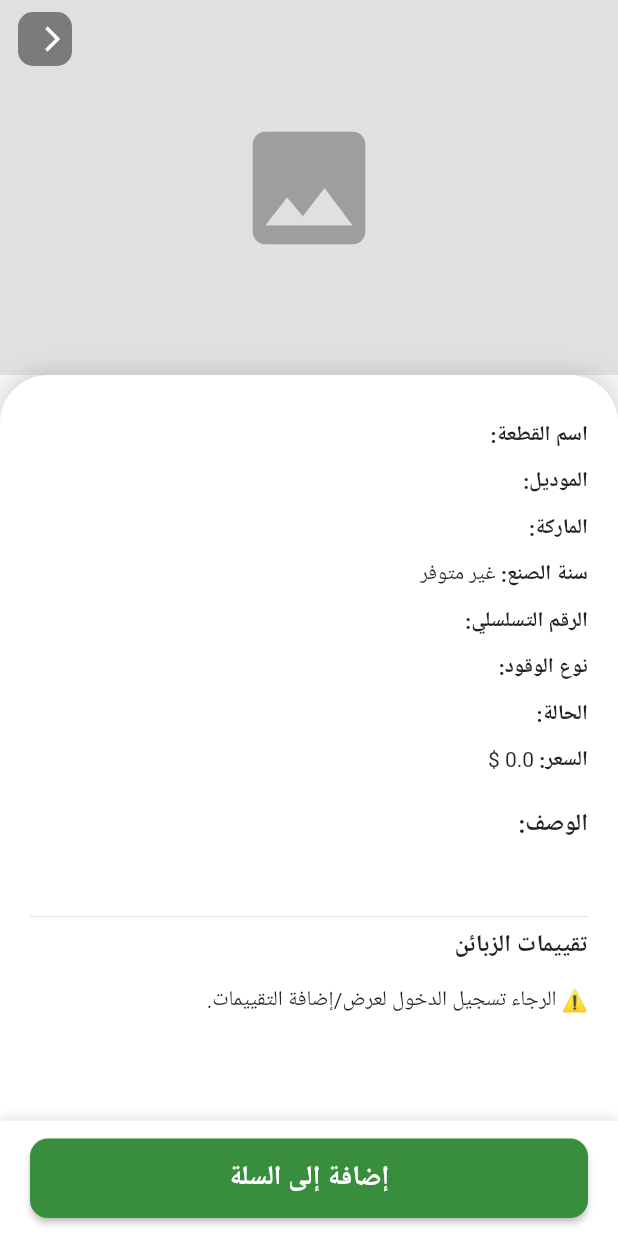
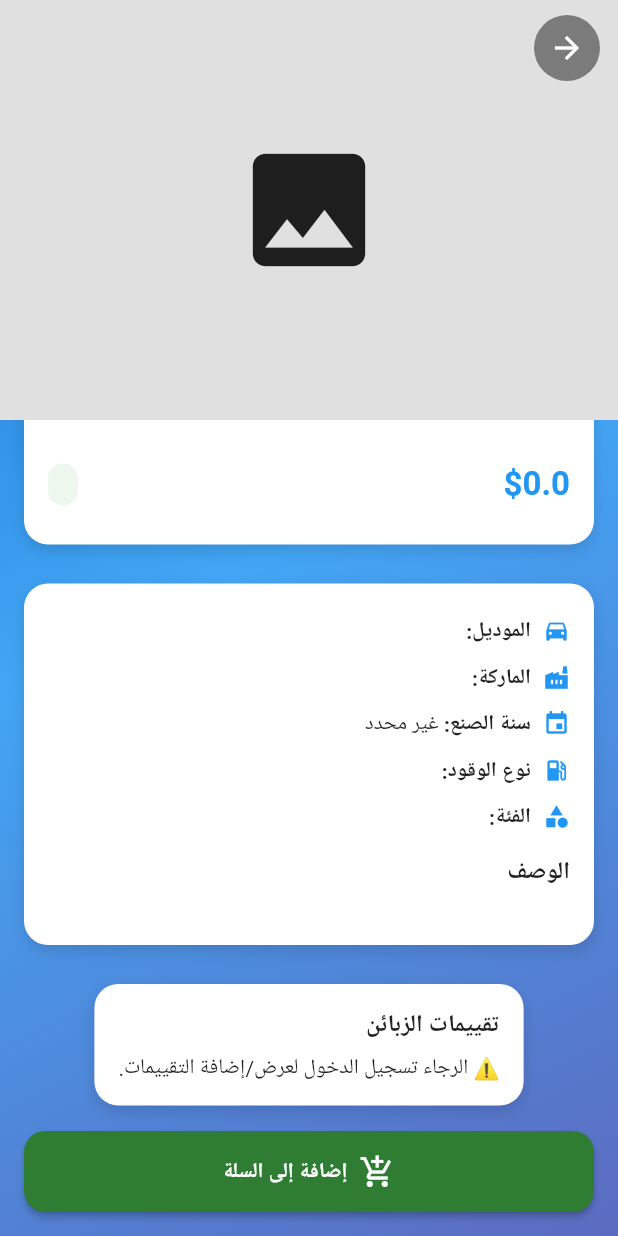
Before and after one commit to Mo963syr/PartTec, a Flutter app: the PartDetailsPage screen opened directly with empty values, on a phone screen of 412 x 824 dp. Run offline on Flutter 3.47's test engine with Material 3 defaults, Android fonts, the phone set to English and light mode, and no system bars; our stand-ins replace flutter_map, image_picker, latlong2, shared_preferences; missing offline and left inert: qr_code_scanner; accounts and stored records are empty; network calls fail.

Commit message:
redesign PartDetailsPage with modern 2-section layout

```diff
--- a/PartTecApp/FrontEnd/parttec/lib/screens/part/part_details_page.dart
+++ b/PartTecApp/FrontEnd/parttec/lib/screens/part/part_details_page.dart
@@ -1,5 +1,9 @@
 import 'package:flutter/material.dart';
 import 'package:provider/provider.dart';
+import 'package:flutter/services.dart';
+
+import '../../theme/app_theme.dart';
+import '../../widgets/ui_kit.dart';
 
 import '../../providers/cart_provider.dart';
 import '../../models/part.dart';
@@ -8,7 +12,6 @@ import '../../utils/session_store.dart';
 
 class PartDetailsPage extends StatelessWidget {
   final Part part;
-
   const PartDetailsPage({Key? key, required this.part}) : super(key: key);
 
   @override
@@ -18,155 +21,259 @@ class PartDetailsPage extends StatelessWidget {
     return Directionality(
       textDirection: TextDirection.rtl,
       child: Scaffold(
-        backgroundColor: Colors.grey[100],
-        body: Column(
+        body: Stack(
           children: [
-            Stack(
-              children: [
-                SizedBox(
-                  height: 250,
-                  width: double.infinity,
-                  child: imageUrl.isNotEmpty
-                      ? Image.network(
-                    imageUrl,
-                    fit: BoxFit.cover,
-                    errorBuilder: (_, __, ___) => Container(
-                      color: Colors.grey[300],
-                      child: const Icon(Icons.broken_image, size: 80, color: Colors.grey),
+            const GradientBackground(child: SizedBox.expand()),
+            CustomScrollView(
+              physics: const BouncingScrollPhysics(),
+              slivers: [
+                SliverAppBar(
+                  pinned: true,
+                  stretch: true,
+                  elevation: 0,
+                  backgroundColor: Colors.transparent,
+                  expandedHeight: 280,
+                  leading: Padding(
+                    padding:
+                        const EdgeInsetsDirectional.only(start: 12, top: 8),
+                    child: _CircleIconButton(
+                      icon: Icons.arrow_back,
+                      onTap: () => Navigator.pop(context),
                     ),
-                    loadingBuilder: (ctx, child, progress) {
-                      if (progress == null) return child;
-                      return Container(
-                        color: Colors.grey[200],
-                        child: const Center(child: CircularProgressIndicator(strokeWidth: 2)),
-                      );
-                    },
-                  )
-                      : Container(
-                    color: Colors.grey[300],
-                    child: const Icon(Icons.image, size: 100, color: Colors.grey),
+                  ),
+                  flexibleSpace: FlexibleSpaceBar(
+                    collapseMode: CollapseMode.parallax,
+                    background: imageUrl.isNotEmpty
+                        ? Image.network(imageUrl, fit: BoxFit.cover)
+                        : Container(
+                            color: Colors.grey[300],
+                            child: const Icon(Icons.image, size: 100)),
                   ),
                 ),
-                // زر رجوع
-                Positioned(
-                  top: MediaQuery.of(context).padding.top + 8,
-                  left: 12,
-                  child: ClipRRect(
-                    borderRadius: BorderRadius.circular(10),
-                    child: Material(
-                      color: Colors.black45,
-                      child: InkWell(
-                        onTap: () => Navigator.of(context).pop(),
-                        child: const Padding(
-                          padding: EdgeInsets.all(8.0),
-                          child: Icon(Icons.arrow_back_ios, color: Colors.white, size: 20),
-                        ),
+                SliverToBoxAdapter(
+                  child: Transform.translate(
+                    offset: const Offset(0, -20),
+                    child: Padding(
+                      padding: const EdgeInsets.symmetric(horizontal: 16),
+                      child: Column(
+                        children: [
+                          _GlassCard(
+                            child: Column(
+                              crossAxisAlignment: CrossAxisAlignment.start,
+                              children: [
+                                Text(part.name,
+                                    style: const TextStyle(
+                                        fontSize: 20,
+                                        fontWeight: FontWeight.w900,
+                                        color: AppColors.text)),
+                                const SizedBox(height: 10),
+                                Row(
+                                  children: [
+                                    Text('\$${part.price}',
+                                        style: const TextStyle(
+                                            fontSize: 22,
+                                            fontWeight: FontWeight.bold,
+                                            color: AppColors.primary)),
+                                    const Spacer(),
+                                    Container(
+                                      padding: const EdgeInsets.symmetric(
+                                          horizontal: 10, vertical: 6),
+                                      decoration: BoxDecoration(
+                                        color: Colors.green.withOpacity(0.1),
+                                        borderRadius: BorderRadius.circular(12),
+                                      ),
+                                      child: Text(part.status ?? "غير محدد",
+                                          style: const TextStyle(
+                                              fontWeight: FontWeight.w700)),
+                                    ),
+                                  ],
+                                ),
+                                const SizedBox(height: 10),
+                                if (part.serialNumber != null &&
+                                    part.serialNumber!.isNotEmpty)
+                                  Row(
+                                    children: [
+                                      const Icon(Icons.qr_code_2,
+                                          size: 18, color: AppColors.primary),
+                                      const SizedBox(width: 6),
+                                      Expanded(
+                                          child: Text(
+                                              "تسلسلي: ${part.serialNumber}")),
+                                      IconButton(
+                                        icon: const Icon(Icons.copy, size: 18),
+                                        onPressed: () async {
+                                          await Clipboard.setData(ClipboardData(
+                                              text: part.serialNumber!));
+                                          ScaffoldMessenger.of(context)
+                                              .showSnackBar(const SnackBar(
+                                                  content: Text(
+                                                      "تم نسخ الرقم التسلسلي")));
+                                        },
+                                      )
+                                    ],
+                                  )
+                              ],
+                            ),
+                          ),
+                          const SizedBox(height: 16),
+                          _GlassCard(
+                            child: Column(
+                              crossAxisAlignment: CrossAxisAlignment.start,
+                              children: [
+                                _buildDetailRow(Icons.directions_car, "الموديل",
+                                    part.model),
+                                _buildDetailRow(Icons.factory, "الماركة",
+                                    part.manufacturer),
+                                _buildDetailRow(
+                                    Icons.event,
+                                    "سنة الصنع",
+                                    part.year != 0
+                                        ? part.year.toString()
+                                        : "غير محدد"),
+                                _buildDetailRow(Icons.local_gas_station,
+                                    "نوع الوقود", part.fuelType),
+                                _buildDetailRow(
+                                    Icons.category, "الفئة", part.category),
+                                const SizedBox(height: 10),
+                                const Text("الوصف",
+                                    style: TextStyle(
+                                        fontSize: 16,
+                                        fontWeight: FontWeight.bold)),
+                                const SizedBox(height: 6),
+                                Text(part.description ?? "لا يوجد وصف"),
+                              ],
+                            ),
+                          ),
+                          const SizedBox(height: 16),
+                          _GlassCard(
+                            child: Column(
+                              crossAxisAlignment: CrossAxisAlignment.start,
+                              children: [
+                                const Text("تقييمات الزبائن",
+                                    style: TextStyle(
+                                        fontSize: 16,
+                                        fontWeight: FontWeight.bold)),
+                                const SizedBox(height: 8),
+                                FutureBuilder<String?>(
+                                  future: SessionStore.userId(),
+                                  builder: (context, snapshot) {
+                                    if (snapshot.connectionState ==
+                                        ConnectionState.waiting) {
+                                      return const Center(
+                                          child: Padding(
+                                              padding: EdgeInsets.all(16.0),
+                                              child: CircularProgressIndicator(
+                                                  strokeWidth: 2)));
+                                    }
+                                    final uid = snapshot.data;
+                                    if (uid == null || uid.isEmpty) {
+                                      return const Text(
+                                          "⚠️ الرجاء تسجيل الدخول لعرض/إضافة التقييمات.");
+                                    }
+                                    return PartReviewsSection(
+                                        partId: part.id, userId: uid);
+                                  },
+                                ),
+                              ],
+                            ),
+                          ),
+                          const SizedBox(height: 100),
+                        ],
                       ),
                     ),
                   ),
                 ),
               ],
             ),
-            Expanded(
-              child: Container(
-                width: double.infinity,
-                padding: const EdgeInsets.symmetric(horizontal: 20, vertical: 24),
-                decoration: const BoxDecoration(
-                  color: Colors.white,
-                  borderRadius: BorderRadius.vertical(top: Radius.circular(32)),
-                  boxShadow: [
-                    BoxShadow(color: Colors.black12, blurRadius: 10, offset: Offset(0, -3)),
-                  ],
-                ),
-                child: ListView(
-                  children: [
-                    _buildDetailRow('اسم القطعة', part.name),
-                    _buildDetailRow('الموديل', part.model),
-                    _buildDetailRow('الماركة', part.manufacturer),
-                    _buildDetailRow('سنة الصنع', part.year != 0 ? part.year.toString() : null),
-                    _buildDetailRow('الرقم التسلسلي', part.serialNumber),
-                    _buildDetailRow('نوع الوقود', part.fuelType),
-                    _buildDetailRow('الحالة', part.status),
-                    _buildDetailRow('السعر', '${part.price} \$'),
-                    const SizedBox(height: 16),
-                    const Text('الوصف:', style: TextStyle(fontSize: 16, fontWeight: FontWeight.bold)),
-                    const SizedBox(height: 6),
-                    Text(part.description ?? 'لا يوجد وصف', style: const TextStyle(fontSize: 15)),
-                    const SizedBox(height: 20),
-                    const Divider(),
-                    const Text('تقييمات الزبائن',
-                        style: TextStyle(fontSize: 16, fontWeight: FontWeight.bold)),
-                    const SizedBox(height: 8),
-
-                    // ↓↓↓ نجلب userId من SessionStore
-                    FutureBuilder<String?>(
-                      future: SessionStore.userId(),
-                      builder: (context, snapshot) {
-                        if (snapshot.connectionState == ConnectionState.waiting) {
-                          return const Center(child: Padding(
-                            padding: EdgeInsets.symmetric(vertical: 16.0),
-                            child: CircularProgressIndicator(strokeWidth: 2),
-                          ));
-                        }
-                        final uid = snapshot.data;
-                        if (uid == null || uid.isEmpty) {
-                          return const Padding(
-                            padding: EdgeInsets.symmetric(vertical: 8.0),
-                            child: Text('⚠️ الرجاء تسجيل الدخول لعرض/إضافة التقييمات.'),
-                          );
-                        }
-                        return PartReviewsSection(
-                          partId: part.id,
-                          userId: uid,
-                        );
-                      },
-                    ),
-
-                    const SizedBox(height: 80),
-                  ],
-                ),
-              ),
+            Positioned(
+              left: 16,
+              right: 16,
+              bottom: 16 + MediaQuery.of(context).padding.bottom,
+              child: _BottomAddToCart(part: part),
             ),
           ],
-        ),
-        bottomNavigationBar: Container(
-          padding: const EdgeInsets.symmetric(horizontal: 20, vertical: 12),
-          decoration: const BoxDecoration(
-            color: Colors.white,
-            boxShadow: [BoxShadow(color: Colors.black12, blurRadius: 6, offset: Offset(0, -1))],
-          ),
-          child: ElevatedButton(
-            onPressed: () async {
-              final success = await context.read<CartProvider>().addToCartToServer(part);
-              ScaffoldMessenger.of(context).showSnackBar(
-                SnackBar(
-                  content: Text(success ? 'أُضيفت القطعة إلى السلة' : 'فشلت الإضافة إلى السلة'),
-                  backgroundColor: success ? Colors.green : Colors.red,
-                  duration: const Duration(seconds: 3),
-                ),
-              );
-            },
-            style: ElevatedButton.styleFrom(
-              padding: const EdgeInsets.symmetric(vertical: 14),
-              backgroundColor: Colors.green[700],
-              shape: RoundedRectangleBorder(borderRadius: BorderRadius.circular(12)),
-            ),
-            child: const Text('إضافة إلى السلة', style: TextStyle(fontSize: 18, color: Colors.white)),
-          ),
         ),
       ),
     );
   }
 
-  Widget _buildDetailRow(String label, dynamic value) {
+  Widget _buildDetailRow(IconData icon, String label, String? value) {
     return Padding(
-      padding: const EdgeInsets.symmetric(vertical: 6.0),
+      padding: const EdgeInsets.symmetric(vertical: 6),
       child: Row(
         children: [
-          Text('$label: ', style: const TextStyle(fontWeight: FontWeight.bold)),
-          Expanded(child: Text(value?.toString() ?? 'غير متوفر')),
+          Icon(icon, size: 18, color: AppColors.primary),
+          const SizedBox(width: 8),
+          Text("$label: ", style: const TextStyle(fontWeight: FontWeight.bold)),
+          Expanded(child: Text(value ?? "غير متوفر")),
         ],
       ),
     );
   }
 }
+
+class _GlassCard extends StatelessWidget {
+  final Widget child;
+  const _GlassCard({required this.child});
+  @override
+  Widget build(BuildContext context) {
+    return Container(
+      margin: const EdgeInsets.only(bottom: 10),
+      padding: const EdgeInsets.all(16),
+      decoration: BoxDecoration(
+        color: Colors.white,
+        borderRadius: BorderRadius.circular(16),
+        boxShadow: const [
+          BoxShadow(color: Colors.black12, blurRadius: 8, offset: Offset(0, 4))
+        ],
+      ),
+      child: child,
+    );
+  }
+}
+
+class _CircleIconButton extends StatelessWidget {
+  final IconData icon;
+  final VoidCallback onTap;
+  const _CircleIconButton({required this.icon, required this.onTap});
+  @override
+  Widget build(BuildContext context) {
+    return Material(
+      color: Colors.black45,
+      shape: const CircleBorder(),
+      child: InkWell(
+        customBorder: const CircleBorder(),
+        onTap: onTap,
+        child: Padding(
+          padding: const EdgeInsets.all(10.0),
+          child: Icon(icon, color: Colors.white),
+        ),
+      ),
+    );
+  }
+}
+
+class _BottomAddToCart extends StatelessWidget {
+  final Part part;
+  const _BottomAddToCart({required this.part});
+  @override
+  Widget build(BuildContext context) {
+    return ElevatedButton.icon(
+      onPressed: () async {
+        final success =
+            await context.read<CartProvider>().addToCartToServer(part);
+        ScaffoldMessenger.of(context).showSnackBar(SnackBar(
+          content: Text(success ? "تمت الإضافة إلى السلة" : "فشلت الإضافة"),
+          backgroundColor: success ? Colors.green : Colors.red,
+        ));
+      },
+      icon: const Icon(Icons.add_shopping_cart),
+      label: const Text("إضافة إلى السلة"),
+      style: ElevatedButton.styleFrom(
+        backgroundColor: AppColors.success,
+        minimumSize: const Size.fromHeight(54),
+        shape: RoundedRectangleBorder(borderRadius: BorderRadius.circular(14)),
+      ),
+    );
+  }
+}
--- a/PartTecApp/FrontEnd/parttec/lib/utils/session_store.dart
+++ b/PartTecApp/FrontEnd/parttec/lib/utils/session_store.dart
@@ -2,9 +2,8 @@ import 'package:shared_preferences/shared_preferences.dart';
 
 class SessionStore {
   static const _kUserId = 'userId';
-  static const _kRole   = 'role';
+  static const _kRole = 'role';
 
-  /// حفظ الجلسة
   static Future<void> save({
     required String userId,
     required String role,
@@ -14,7 +13,6 @@ class SessionStore {
     await sp.setString(_kRole, role);
   }
 
-  /// جلب المعرف والرول
   static Future<String?> userId() async {
     final sp = await SharedPreferences.getInstance();
     return sp.getString(_kUserId);
@@ -25,13 +23,11 @@ class SessionStore {
     return sp.getString(_kRole);
   }
 
-  /// هل توجد جلسة محفوظة؟
   static Future<bool> hasSession() async {
     final sp = await SharedPreferences.getInstance();
     return sp.containsKey(_kUserId);
   }
 
-  /// حذف الجلسة
   static Future<void> clear() async {
     final sp = await SharedPreferences.getInstance();
     await sp.remove(_kUserId);
```
